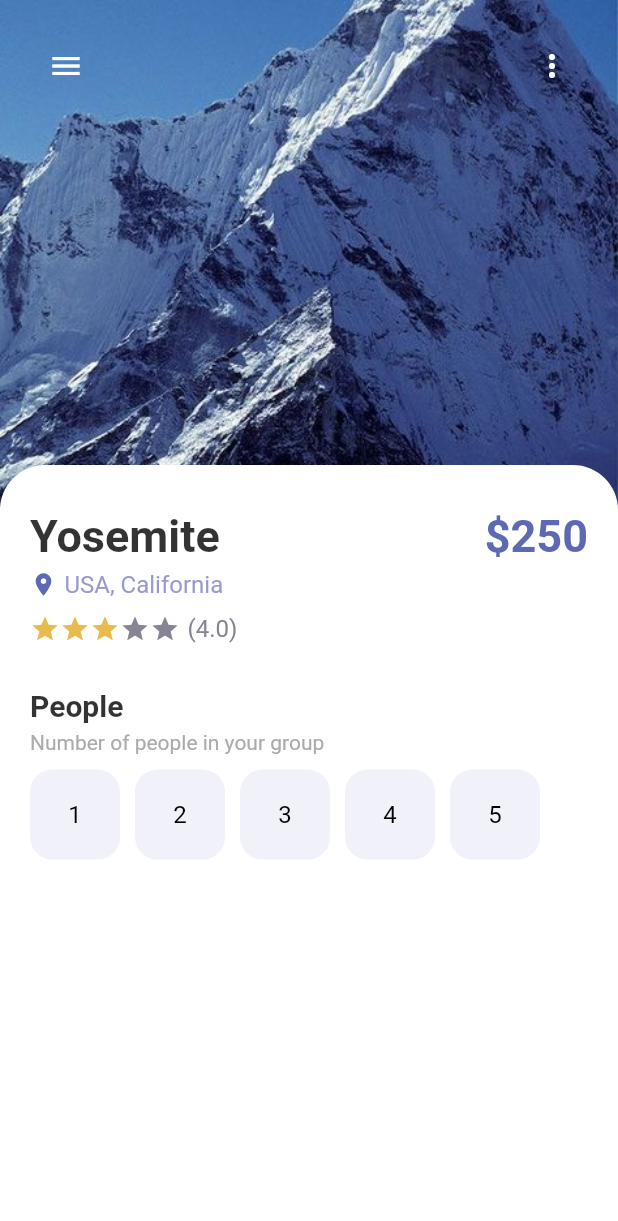
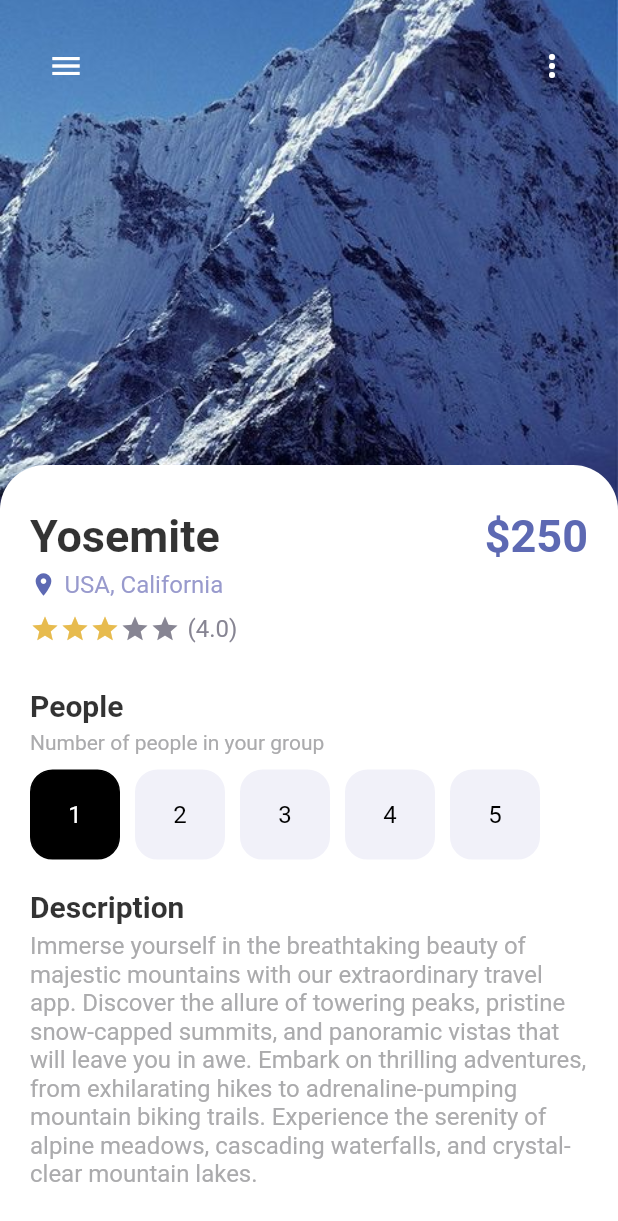
Before and after one commit to Afwra/travel_app, a Flutter app: the screen it shows after launch, on a phone screen of 412 x 824 dp. Shown: the top 1221 px of the screen. Run offline on Flutter 3.47's test engine with Material 2 defaults, Android fonts, the phone set to English and light mode, and no system bars.

Commit message:
finished details page ui

```diff
--- a/lib/pages/details_page.dart
+++ b/lib/pages/details_page.dart
@@ -3,6 +3,7 @@ import 'package:travel_app/misc/colors.dart';
 import 'package:travel_app/widgets/app_buttons.dart';
 import 'package:travel_app/widgets/app_large_text.dart';
 import 'package:travel_app/widgets/app_text.dart';
+import 'package:travel_app/widgets/responsive_button.dart';
 
 class DetailPage extends StatefulWidget {
   const DetailPage({super.key});
@@ -13,14 +14,19 @@ class DetailPage extends StatefulWidget {
 
 class _DetailPageState extends State<DetailPage> {
   int starsCount = 3;
-
+  int selectedIndex = 0;
   @override
   Widget build(BuildContext context) {
     return Scaffold(
+      backgroundColor: Colors.white,
       body: SafeArea(
+        child: SingleChildScrollView(
           child: SizedBox(
             width: double.maxFinite,
-          height: double.maxFinite,
+            child: Column(
+              children: [
+                SizedBox(
+                  height: MediaQuery.of(context).size.height,
                   child: Stack(
                     children: [
                       Container(
@@ -151,27 +157,54 @@ class _DetailPageState extends State<DetailPage> {
                                   5,
                                   (index) {
                                     return InkWell(
-                              onTap: (){},
+                                      onTap: (){
+                                        setState(() {
+                                          selectedIndex = index;
+                                        });
+                                      },
                                       child: Container(
                                         margin: const EdgeInsets.only(right: 10),
                                         child: AppButton(
                                           width: 60,
                                           height: 60,
                                           itemSize: 50,
-                                  backgroundColor: AppColors.buttonBackground,
-                                  borderColor: AppColors.buttonBackground,
+                                          backgroundColor: selectedIndex == index? Colors.black :AppColors.buttonBackground,
+                                          borderColor: selectedIndex == index? Colors.black : AppColors.buttonBackground,
                                           text: (index+1).toString(),
+                                          textColor: selectedIndex == index? Colors.white : Colors.black,
                                         ),
                                       ),
                                     );
                                   },
                                 ),
+                              ),
+                              const SizedBox(height: 20,),
+                              AppLargeText(text: 'Description',color: Colors.black.withOpacity(0.8),size: 20,),
+                              const SizedBox(height: 5,),
+                              AppText(
+                                text: 'Immerse yourself in the breathtaking beauty of majestic mountains with our extraordinary travel app. Discover the allure of towering peaks, pristine snow-capped summits, and panoramic vistas that will leave you in awe. Embark on thrilling adventures, from exhilarating hikes to adrenaline-pumping mountain biking trails. Experience the serenity of alpine meadows, cascading waterfalls, and crystal-clear mountain lakes.',
+                              color: AppColors.mainTextColor,
                               )
                             ],
                           ),
                         ),
-              )
+                      ),
                     ],
+                  ),
+                ),
+                Padding(
+                  padding: const EdgeInsets.symmetric(horizontal: 20,vertical: 20),
+                  child: Row(
+                    children: [
+                      AppButton(width: 60, height: 60, itemSize: 15,backgroundColor: Colors.white,borderColor: AppColors.textColor2,isIcon: true,icon: Icons.favorite_border,itemColor: AppColors.textColor1),
+                      const SizedBox(width: 20,),
+                      ResponsiveButton(width: double.maxFinite,isResponsive: true,)
+                    ],
+                  ),
+                ),
+
+              ],
+            ),
           ),
         ),
       ),
--- a/lib/widgets/app_buttons.dart
+++ b/lib/widgets/app_buttons.dart
@@ -1,7 +1,6 @@
 import 'package:flutter/material.dart';
 import 'package:travel_app/widgets/app_text.dart';
 
-import '../misc/colors.dart';
 
 class AppButton extends StatelessWidget {
 
@@ -11,12 +10,13 @@ class AppButton extends StatelessWidget {
   final Color backgroundColor;
   final double itemSize;
   final Color borderColor;
-  bool isIcon;
-  String? text;
-  IconData? icon;
+  final Color textColor;
+  final bool isIcon;
+  final String? text;
+  final IconData? icon;
 
-   AppButton({super.key, required this.width,required this.height, this.itemColor = Colors.white , this.backgroundColor = Colors.white,
-      required this.itemSize, this.borderColor = Colors.white,this.text ='1',this.icon,this.isIcon = false});
+   const AppButton({super.key, required this.width,required this.height, this.itemColor = Colors.white , this.backgroundColor = Colors.white,
+      required this.itemSize, this.borderColor = Colors.white,this.text ='1',this.icon,this.isIcon = false,this.textColor = Colors.black});
 
   @override
   Widget build(BuildContext context) {
@@ -29,7 +29,7 @@ class AppButton extends StatelessWidget {
           color: backgroundColor,
           border: Border.all(color: borderColor,width: 1)
       ),
-      child: isIcon?Center(child: Icon(icon,color: itemColor,)):Center(child: AppText(text: text.toString(),color: Colors.black,)),
+      child: isIcon?Center(child: Icon(icon,color: itemColor,)):Center(child: AppText(text: text.toString(),color: textColor,)),
     );
   }
 }
```
Also changed, not shown: lib/widgets/responsive_button.dart (+11 -6 lines). Lines whose indentation alone changed are shown as unchanged.
